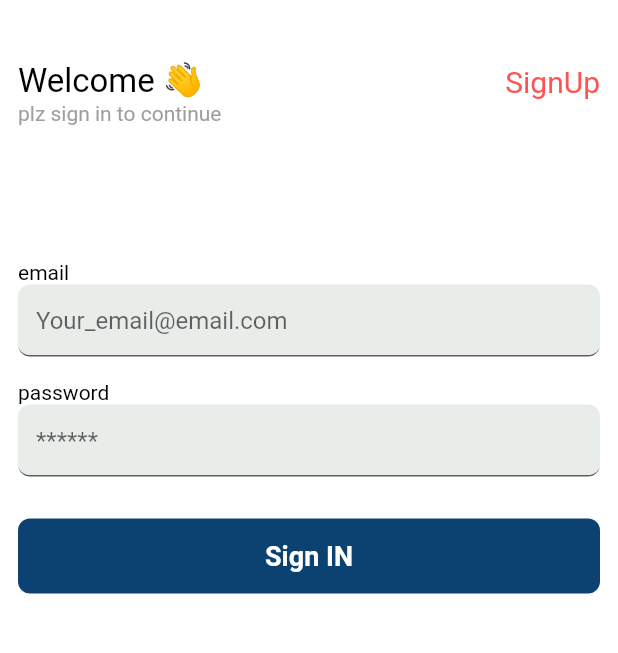
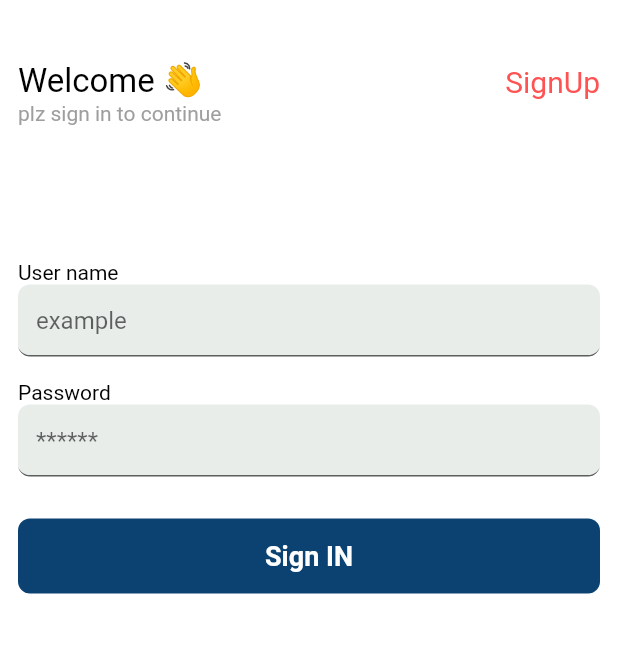
Before and after one commit to abdelrahmanelmarakby/cloud_bloud, a Flutter app: the screen it shows after launch, after a tap on "Sign IN", on a phone screen of 412 x 824 dp, the part 247-900 px from its top. Run offline on Flutter 3.47's test engine with Material 2 defaults, Android fonts, the phone set to English and light mode, and no system bars; our stand-ins replace get, google_fonts; network calls fail; Roboto replaces fonts that are missing (Cairo).

Commit message:
login screen finished

```diff
--- a/lib/Modules/Auth/login/LoginController.dart
+++ b/lib/Modules/Auth/login/LoginController.dart
@@ -1,10 +1,31 @@
-import 'package:flutter/cupertino.dart';
+import 'dart:convert';
+
+import 'package:flutter/material.dart';
 import 'package:get/get.dart';
+import 'package:http/http.dart' as http;
 
 class LoginController extends GetxController {
   //==>VARS<==
   TextEditingController username = TextEditingController();
   TextEditingController password = TextEditingController();
   //==>Functions<==
+  Future login(String username, String password) async {
+    final loginURL =
+        Uri.parse("https://regreenrecycleapp.000webhostapp.com/login.php");
+    final http.Response response = await http.post(loginURL, body: {
+      "seeker_donor_name": username,
+      "seeker_donor_password": password
+    });
+    final List body = jsonDecode(response.body);
+    if (body.isEmpty) {
+      Get.snackbar('Error Signing in account',
+          "Please make sure your username and password are correct",
+          colorText: Colors.black,
+          barBlur: 25,
+          snackPosition: SnackPosition.BOTTOM,
+          margin: EdgeInsets.all(10));
+    }
 
+    return jsonDecode(response.body);
+  }
 }
--- a/lib/Modules/Auth/login/LoginView.dart
+++ b/lib/Modules/Auth/login/LoginView.dart
@@ -66,17 +66,18 @@ class LoginView extends GetView<LoginController> {
                         children: [
                           Align(
                             child: Txt(
-                              title: "email",
+                              title: "User name",
                               size: 14,
                             ),
                             alignment: Alignment.bottomLeft,
                           ),
                           Container(
                             child: TextFormField(
-                              autofillHints: [AutofillHints.email],
+                              controller: controller.username,
+                              autofillHints: [AutofillHints.username],
                               decoration: InputDecoration(
                                   alignLabelWithHint: true,
-                                  hintText: "Your_email@email.com"),
+                                  hintText: "example"),
                               autocorrect: true,
                             ),
                           ),
@@ -89,20 +90,19 @@ class LoginView extends GetView<LoginController> {
                         children: [
                           Align(
                             child: Txt(
-                              title: "password",
+                              title: "Password",
                               size: 14,
                             ),
                             alignment: Alignment.bottomLeft,
                           ),
                           Container(
                             child: TextFormField(
+                              controller: controller.password,
                               autofillHints: [AutofillHints.password],
+                              obscureText: true,
                               decoration: InputDecoration(
                                   alignLabelWithHint: true, hintText: "******"),
                               autocorrect: true,
-                              onEditingComplete: () =>
-                                  TextInput.finishAutofillContext(
-                                      shouldSave: true),
                             ),
                           ),
                         ],
@@ -120,7 +120,11 @@ class LoginView extends GetView<LoginController> {
                       borderRadius: BorderRadius.circular(8)),
                   height: 50,
                   minWidth: Get.width,
-                  onPressed: () {},
+                  onPressed: () {
+                    TextInput.finishAutofillContext();
+                    controller.login(
+                        controller.username.text, controller.password.text);
+                  },
                   child: Txt(
                     color: Colors.white,
                     title: "Sign IN",
--- /dev/null
+++ b/lib/core/Utils/Bindings.dart
@@ -0,0 +1,9 @@
+import 'package:cloud_bloud/Modules/Auth/login/LoginController.dart';
+import 'package:get/get.dart';
+
+class Binding extends Bindings {
+  @override
+  void dependencies() {
+    Get.lazyPut(() => LoginController());
+  }
+}
--- a/lib/main.dart
+++ b/lib/main.dart
@@ -1,3 +1,4 @@
+import 'package:cloud_bloud/core/Utils/Bindings.dart';
 import 'package:flutter/material.dart';
 import 'package:get/get.dart';
 
@@ -24,6 +25,7 @@ class MyApp extends StatelessWidget {
                 UnderlineInputBorder(borderRadius: BorderRadius.circular(8)),
           )),
       defaultTransition: Transition.fade,
+      initialBinding: Binding(),
       home: spalshPage(),
     );
   }
```
